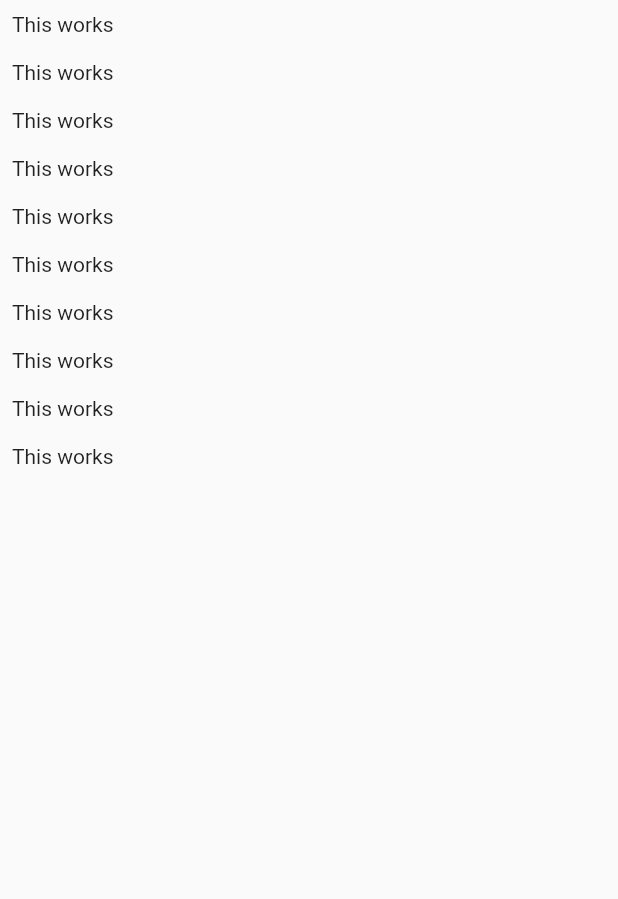
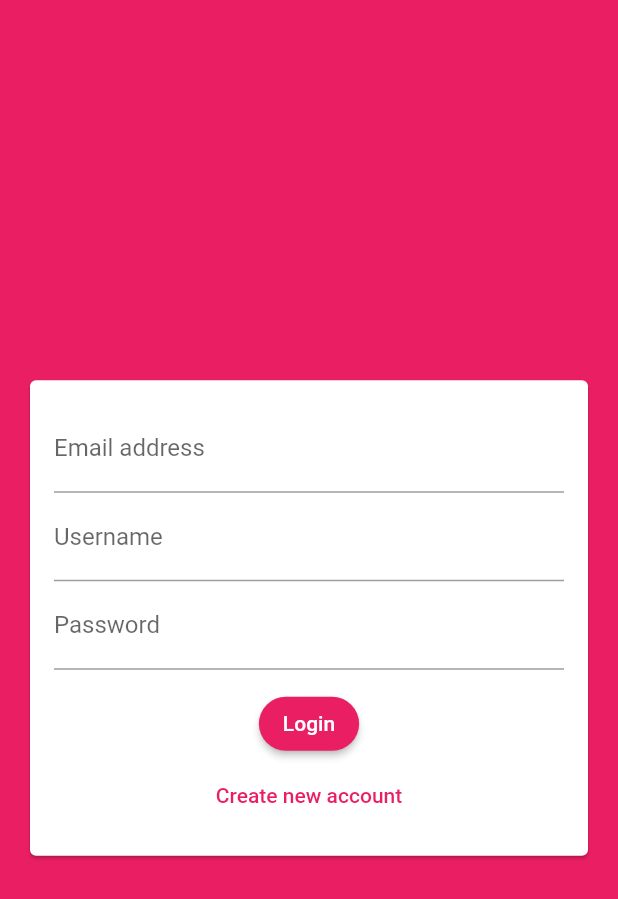
Before and after one commit to Safeheaded/chat_app, a Flutter app: the screen it shows after launch, on a phone screen of 412 x 824 dp. Shown: the top 899 px of the screen. Run offline on Flutter 3.47's test engine with Material 2 defaults, Android fonts, the phone set to English and light mode, and no system bars; our stand-ins replace cloud_firestore, firebase_core; accounts and stored records are empty.

Commit message:
firebase setup & auth screen

```diff
--- a/lib/main.dart
+++ b/lib/main.dart
@@ -1,7 +1,14 @@
+import 'package:chat_app/firebase_options.dart';
+import 'package:chat_app/screens/auth_screen.dart';
 import 'package:chat_app/screens/chat_screen.dart';
+import 'package:firebase_core/firebase_core.dart';
 import 'package:flutter/material.dart';
 
-void main() {
+Future<void> main() async {
+  WidgetsFlutterBinding.ensureInitialized();
+  await Firebase.initializeApp(
+    options: DefaultFirebaseOptions.currentPlatform,
+  );
   runApp(const MyApp());
 }
 
@@ -12,11 +19,23 @@ class MyApp extends StatelessWidget {
   @override
   Widget build(BuildContext context) {
     return MaterialApp(
-      title: 'Flutter Chat',
-      theme: ThemeData(
-        primarySwatch: Colors.blue,
-      ),
-      home: const ChatScreen()
-    );
+        title: 'Flutter Chat',
+        theme: ThemeData(
+                primarySwatch: Colors.pink,
+                backgroundColor: Colors.pink,
+                buttonTheme: ButtonTheme.of(context).copyWith(
+                  buttonColor: Colors.pink,
+                  textTheme: ButtonTextTheme.primary,
+                ),
+                elevatedButtonTheme: ElevatedButtonThemeData(
+                    style: ElevatedButton.styleFrom(
+                        primary: Colors.pink,
+                        shape: RoundedRectangleBorder(
+                            borderRadius: BorderRadius.circular(20)))))
+            .copyWith(
+                colorScheme: ThemeData()
+                    .colorScheme
+                    .copyWith(secondary: Colors.deepPurple)),
+        home: const AuthScreen());
   }
 }
--- a/lib/screens/auth_screen.dart
+++ b/lib/screens/auth_screen.dart
@@ -0,0 +1,18 @@
+import 'package:chat_app/widgets/auth_form.dart';
+import 'package:flutter/material.dart';
+
+class AuthScreen extends StatefulWidget {
+  const AuthScreen({Key? key}) : super(key: key);
+
+  @override
+  State<AuthScreen> createState() => _AuthScreenState();
+}
+
+class _AuthScreenState extends State<AuthScreen> {
+  @override
+  Widget build(BuildContext context) {
+    return Scaffold(
+        backgroundColor: Theme.of(context).primaryColor,
+        body: const AuthForm());
+  }
+}
--- /dev/null
+++ b/lib/widgets/auth_form.dart
@@ -0,0 +1,50 @@
+import 'package:flutter/material.dart';
+
+class AuthForm extends StatefulWidget {
+  const AuthForm({Key? key}) : super(key: key);
+
+  @override
+  State<AuthForm> createState() => _AuthFormState();
+}
+
+class _AuthFormState extends State<AuthForm> {
+  @override
+  Widget build(BuildContext context) {
+    return Center(
+      child: Card(
+        margin: const EdgeInsets.all(20),
+        child: SingleChildScrollView(
+          child: Padding(
+            padding: const EdgeInsets.all(16),
+            child: Form(
+              child: Column(mainAxisSize: MainAxisSize.min, children: [
+                TextFormField(
+                  keyboardType: TextInputType.emailAddress,
+                  decoration: const InputDecoration(labelText: 'Email address'),
+                ),
+                TextFormField(
+                  decoration: const InputDecoration(labelText: 'Username'),
+                ),
+                TextFormField(
+                  decoration: const InputDecoration(labelText: 'Password'),
+                  obscureText: true,
+                ),
+                const SizedBox(
+                  height: 12,
+                ),
+                ElevatedButton(onPressed: () {}, child: const Text('Login')),
+                TextButton(
+                  child: Text(
+                    'Create new account',
+                    style: TextStyle(color: Theme.of(context).primaryColor),
+                  ),
+                  onPressed: () {},
+                )
+              ]),
+            ),
+          ),
+        ),
+      ),
+    );
+  }
+}
--- a/pubspec.yaml
+++ b/pubspec.yaml
@@ -34,6 +34,8 @@ dependencies:
   # The following adds the Cupertino Icons font to your application.
   # Use with the CupertinoIcons class for iOS style icons.
   cupertino_icons: ^1.0.2
+  cloud_firestore: ^3.4.6
+  firebase_core: ^1.21.1
 
 dev_dependencies:
   flutter_test:
```
Also changed, not shown: lib/screens/chat_screen.dart (+30 -6 lines), lib/firebase_options.dart (added), pubspec.lock, 8 other files.
